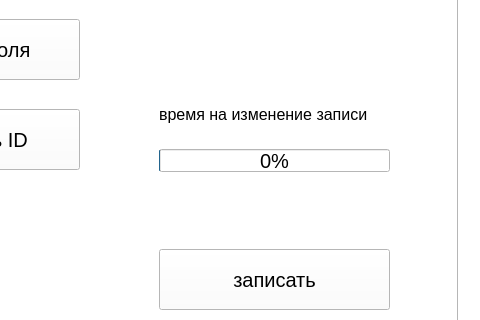
Qt form цех2.ui (paldess/chep-v1) before a commit; both pictures show x 553 to 1033 and y 307 to 627 of the 1033 by 719 pixel window.
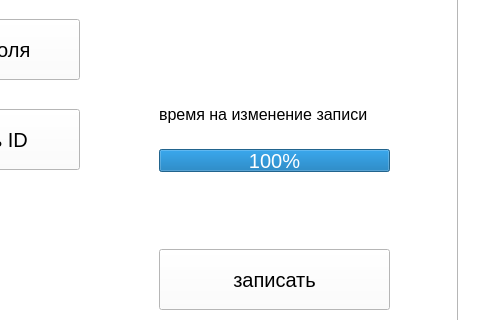
The same form after that commit. The open tabs and pages were chosen to show the change.

Patch:
```diff
--- a/цех2.ui
+++ b/цех2.ui
@@ -871,11 +871,20 @@
       <property name="contextMenuPolicy">
        <enum>Qt::NoContextMenu</enum>
       </property>
+      <property name="minimum">
+       <number>0</number>
+      </property>
       <property name="maximum">
        <number>180</number>
       </property>
       <property name="value">
-       <number>1</number>
+       <number>180</number>
+      </property>
+      <property name="invertedAppearance">
+       <bool>false</bool>
+      </property>
+      <property name="textDirection">
+       <enum>QProgressBar::BottomToTop</enum>
       </property>
      </widget>
      <widget class="QLabel" name="label_17">
```
Left out of the diff: 7 changed lines with no effect on the pictures.
